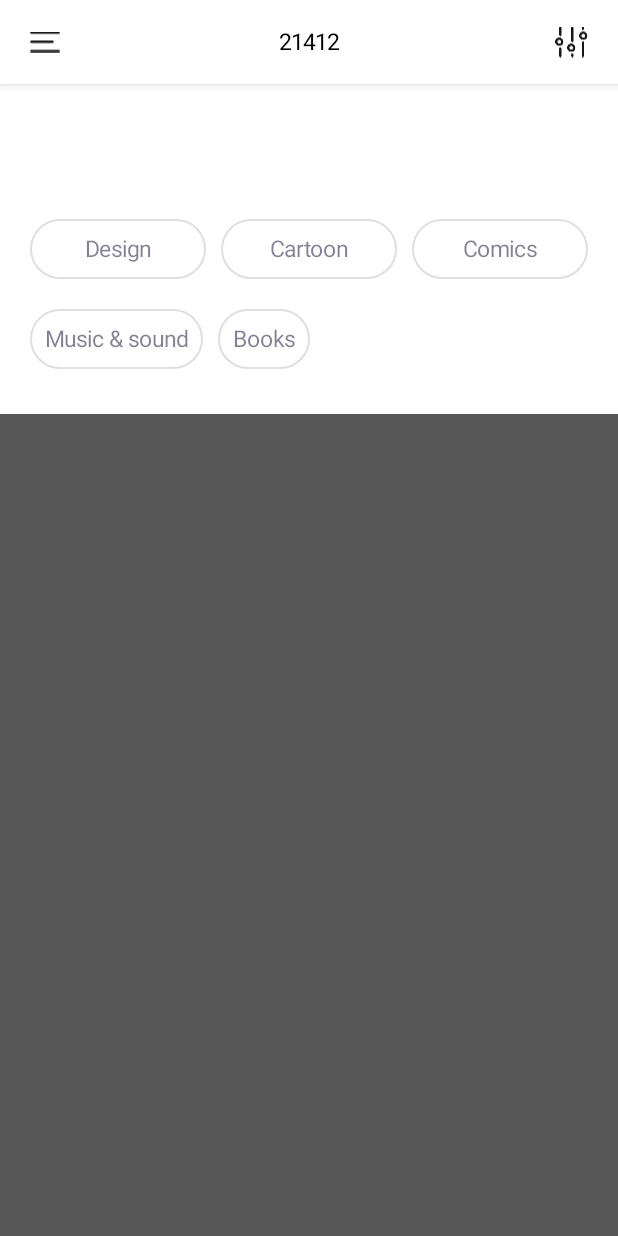
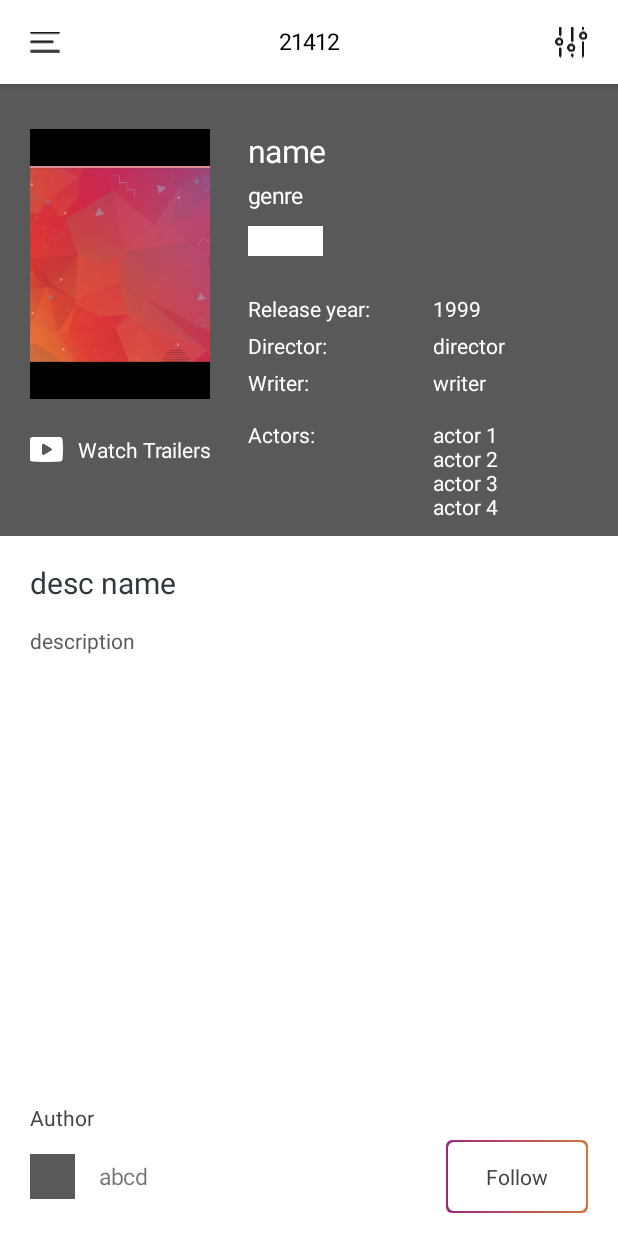
Before and after one commit to meshvelianiTengo/IABCAndroid, an Android app: the MainActivity screen opened directly, with no data from a screen before it, on a phone screen of 412 x 824 dp. Run offline under Robolectric (Android 15) with nearby library versions, the phone set to English and light mode, and no system bars; pictures from the network do not load.

Commit message:
fragment inner awyobilia

```diff
--- /dev/null
+++ b/app/src/main/java/iabc/com/voli/iabcandroid/interactor_presenter_callbacks/ItemInnerFrPICalback.kt
@@ -0,0 +1,11 @@
+package iabc.com.voli.iabcandroid.interactor_presenter_callbacks
+
+import iabc.com.voli.iabcandroid.models.ItemInnerFrModel
+
+/**
+ * Created by tengo on 12/20/16.
+ */
+interface ItemInnerFrPICalback : BasePICallback{
+    fun onSuccess(model: ItemInnerFrModel)
+    fun onError(msg: String)
+}
--- /dev/null
+++ b/app/src/main/java/iabc/com/voli/iabcandroid/interactors/ItemInnerFrInteractor.kt
@@ -0,0 +1,15 @@
+package iabc.com.voli.iabcandroid.interactors
+
+import iabc.com.voli.iabcandroid.interactor_presenter_callbacks.ItemInnerFrPICalback
+import iabc.com.voli.iabcandroid.models.ItemInnerFrModel
+
+/**
+ * Created by tengo on 12/20/16.
+ */
+class ItemInnerFrInteractor {
+    fun startGettingItemInfo(itemId: String, callback: ItemInnerFrPICalback){
+        callback.onSuccess(ItemInnerFrModel("name", "genre", 4.0, "1999", "director", "writer", (1..4).map { "actor " +it },
+                "https://www.youtube.com/watch?v=QVj7UuLOATo&list=PLkZF4lxVeBcGIJ8LKRFmgKa4XYjZ6OzQx&index=21",
+                "desc name", "description", HomeFragmentInteractor.DEF_IMAGE_URL,HomeFragmentInteractor.DEF_IMAGE_URL, "author" ))
+    }
+}
--- /dev/null
+++ b/app/src/main/java/iabc/com/voli/iabcandroid/models/ItemInnerFrModel.kt
@@ -0,0 +1,38 @@
+package iabc.com.voli.iabcandroid.models
+
+/**
+ * Created by tengo on 12/20/16.
+ */
+class ItemInnerFrModel() : BaseModel() {
+    lateinit var name : String
+    lateinit var genre: String
+    var stars = 0.0
+    lateinit var releaseYear: String
+    lateinit var director: String
+    lateinit var writer: String
+    lateinit var actors: List<String>
+    lateinit var trailerLink: String
+
+    lateinit var descName: String
+    lateinit var desc: String
+
+    lateinit var imageLink: String
+    lateinit var authorImage: String
+    lateinit var author: String
+
+    constructor(name: String, genre: String, stars: Double, releaseYear: String, director: String, writer: String, actors: List<String>, trailerLink: String, descName: String, desc: String, imageLink: String, authorImage: String, author: String) : this() {
+        this.name = name
+        this.genre = genre
+        this.stars = stars
+        this.releaseYear = releaseYear
+        this.director = director
+        this.writer = writer
+        this.actors = actors
+        this.trailerLink = trailerLink
+        this.descName = descName
+        this.desc = desc
+        this.imageLink = imageLink
+        this.authorImage = authorImage
+        this.author = author
+    }
+}
--- /dev/null
+++ b/app/src/main/java/iabc/com/voli/iabcandroid/presenter/ItemInnerFrPresenter.kt
@@ -0,0 +1,26 @@
+package iabc.com.voli.iabcandroid.presenter
+
+import iabc.com.voli.iabcandroid.interactor_presenter_callbacks.ItemInnerFrPICalback
+import iabc.com.voli.iabcandroid.interactors.ItemInnerFrInteractor
+import iabc.com.voli.iabcandroid.models.ItemInnerFrModel
+import iabc.com.voli.iabcandroid.view.ItemInnerFrView
+
+/**
+ * Created by tengo on 12/20/16.
+ */
+class ItemInnerFrPresenter(private val view: ItemInnerFrView) : BasePresenter(), ItemInnerFrPICalback {
+
+    private val interactor = ItemInnerFrInteractor()
+
+    fun startGettingInfo(itemId: String){
+        interactor.startGettingItemInfo(itemId, this)
+    }
+
+    override fun onSuccess(model: ItemInnerFrModel) {
+        view.onModelLoaded(model)
+    }
+
+    override fun onError(msg: String) {
+        view.onError(msg)
+    }
+}
--- a/app/src/main/java/iabc/com/voli/iabcandroid/ui/MainActivity.kt
+++ b/app/src/main/java/iabc/com/voli/iabcandroid/ui/MainActivity.kt
@@ -3,13 +3,13 @@ package iabc.com.voli.iabcandroid.ui
 import android.os.Bundle
 import android.support.v7.app.AppCompatActivity
 import iabc.com.voli.iabcandroid.R
-import iabc.com.voli.iabcandroid.ui.fragments.MarketPlaceFragment
+import iabc.com.voli.iabcandroid.ui.fragments.ItemInnerFragment
 
 class MainActivity : AppCompatActivity() {
 
     override fun onCreate(savedInstanceState: Bundle?) {
         super.onCreate(savedInstanceState)
         setContentView(R.layout.activity_main)
-        supportFragmentManager.beginTransaction().replace(R.id.content_main, MarketPlaceFragment()).commit()
+        supportFragmentManager.beginTransaction().replace(R.id.content_main, ItemInnerFragment()).commit()
     }
 }
--- /dev/null
+++ b/app/src/main/java/iabc/com/voli/iabcandroid/ui/fragments/ItemInnerFragment.kt
@@ -0,0 +1,87 @@
+package iabc.com.voli.iabcandroid.ui.fragments
+
+import android.content.Intent
+import android.net.Uri
+import android.os.Bundle
+import android.support.annotation.StringRes
+import android.view.LayoutInflater
+import android.view.View
+import android.view.ViewGroup
+import android.widget.LinearLayout
+import android.widget.TextView
+import com.bumptech.glide.Glide
+import iabc.com.voli.iabcandroid.R
+import iabc.com.voli.iabcandroid.models.ItemInnerFrModel
+import iabc.com.voli.iabcandroid.presenter.ItemInnerFrPresenter
+import iabc.com.voli.iabcandroid.view.ItemInnerFrView
+import kotlinx.android.synthetic.main.fragment_item_inner.*
+
+
+/**
+ * Created by tengo on 12/20/16.
+ */
+class ItemInnerFragment : BaseFragment(), ItemInnerFrView{
+
+    val presenter = ItemInnerFrPresenter(this)
+
+    override fun onCreateView(inflater: LayoutInflater?, container: ViewGroup?, savedInstanceState: Bundle?): View? {
+        return inflater?.inflate(R.layout.fragment_item_inner, container, false)
+    }
+
+    override fun onViewCreated(view: View?, savedInstanceState: Bundle?) {
+        super.onViewCreated(view, savedInstanceState)
+        presenter.startGettingInfo("123")
+
+    }
+
+
+    override fun onModelLoaded(model: ItemInnerFrModel) {
+        Glide.with(context).load(model.imageLink).placeholder(R.mipmap.into_image).into(fr_item_inner_film_image)
+        fr_item_inner_watch_trailer.setOnClickListener { loadTrailer(model.trailerLink) }
+
+        fr_item_inner_title.text = model.name
+        fr_item_inner_genre.text = model.genre
+        loadStars(fr_item_inner_stars, model.stars)
+        loadNameValue(fr_item_inner_nvpair_release_date, R.string.fr_item_inner_release_date, model.releaseYear)
+
+        loadNameValue(fr_item_inner_nvpair_release_director, R.string.fr_item_inner_release_director, model.director)
+
+        loadNameValue(fr_item_inner_nvpair_release_writer, R.string.fr_item_inner_release_writer, model.writer)
+
+        loadNameValue(fr_item_inner_nvpair_release_actors, R.string.fr_item_inner_release_actors, getActorList(model.actors))
+
+        fr_item_inner_desc_name.text = model.descName
+        fr_item_inner_desc.text = model.desc
+    }
+
+    private fun loadStars(parent: LinearLayout, stars: Double){
+
+    }
+
+    private fun getActorList(list: List<String>): String{
+        var ret = ""
+        for((i, value) in list.withIndex()){
+            ret += value
+            if(i < list.size-1){
+                ret+= "\n"
+            }
+        }
+        return ret
+    }
+
+    private fun loadTrailer(link: String){
+        val browserIntent = Intent(Intent.ACTION_VIEW, Uri.parse(link))
+        startActivity(browserIntent)
+    }
+
+
+    private fun loadNameValue(parent: View, @StringRes name: Int, value: String){
+        (parent.findViewById(R.id.fr_item_inner_name_value_pair_name) as TextView).setText(name)
+        (parent.findViewById(R.id.fr_item_inner_name_value_pair_value) as TextView).text = value
+
+    }
+
+    override fun onError(msg: String) {
+        throw UnsupportedOperationException("not implemented") //To change body of created functions use File | Settings | File Templates.
+    }
+}
--- /dev/null
+++ b/app/src/main/java/iabc/com/voli/iabcandroid/view/ItemInnerFrView.kt
@@ -0,0 +1,11 @@
+package iabc.com.voli.iabcandroid.view
+
+import iabc.com.voli.iabcandroid.models.ItemInnerFrModel
+
+/**
+ * Created by tengo on 12/20/16.
+ */
+interface ItemInnerFrView : BaseView{
+    fun onModelLoaded(model: ItemInnerFrModel)
+    fun onError(msg: String)
+}
--- /dev/null
+++ b/app/src/main/res/layout/fr_item_inner_name_value_pair.xml
@@ -0,0 +1,18 @@
+<?xml version="1.0" encoding="utf-8"?>
+<LinearLayout xmlns:android="http://schemas.android.com/apk/res/android"
+    android:orientation="horizontal" android:layout_width="match_parent"
+    android:layout_height="wrap_content">
+
+    <iabc.com.voli.iabcandroid.ui.custom.CTextView
+        android:id="@+id/fr_item_inner_name_value_pair_name"
+        style="@style/fragmentInnerItemMovieDescTextNameValueStyle"
+        android:text="@string/fr_item_inner_release_date"
+        />
+
+    <iabc.com.voli.iabcandroid.ui.custom.CTextView
+        android:id="@+id/fr_item_inner_name_value_pair_value"
+        style="@style/fragmentInnerItemMovieDescTextNameValueStyle"
+        android:text="@string/app_def_text_short"
+        />
+
+</LinearLayout>
--- a/app/src/main/res/layout/fragment_item_inner.xml
+++ b/app/src/main/res/layout/fragment_item_inner.xml
@@ -109,6 +109,7 @@
                     />
 
                 <LinearLayout
+                    android:id="@+id/fr_item_inner_watch_trailer"
                     android:layout_alignLeft="@id/fr_item_inner_film_image"
                     android:layout_below="@id/fr_item_inner_film_image"
                     android:layout_width="wrap_content"
@@ -142,6 +143,7 @@
                     android:layout_alignTop="@id/fr_item_inner_film_image"
                     android:paddingLeft="25dp"
                     android:orientation="vertical"
+                    android:paddingBottom="10dp"
                     >
                     <iabc.com.voli.iabcandroid.ui.custom.CTextView
                         android:id="@+id/fr_item_inner_title"
@@ -168,29 +170,36 @@
 
                     </LinearLayout>
 
-                    <LinearLayout
+                    <include layout="@layout/fr_item_inner_name_value_pair"
+                        android:id="@+id/fr_item_inner_nvpair_release_date"
+                        android:layout_width="match_parent"
+                        android:layout_height="wrap_content"
                         android:layout_marginTop="25dp"
+                        />
 
+                    <include layout="@layout/fr_item_inner_name_value_pair"
+                        android:id="@+id/fr_item_inner_nvpair_release_director"
                         android:layout_width="match_parent"
-                        android:layout_height="wrap_content">
+                        android:layout_height="wrap_content"
+                        android:layout_marginTop="5dp"
+                        />
 
-                        <iabc.com.voli.iabcandroid.ui.custom.CTextView
-                            android:id="@+id/fr_item_inner_release_date"
-                            style="@style/fragmentInnerItemMovieDescTextStyle"
-                            android:text="@string/fr_item_inner_release_date"
+                    <include layout="@layout/fr_item_inner_name_value_pair"
+                        android:id="@+id/fr_item_inner_nvpair_release_writer"
+                        android:layout_width="match_parent"
+                        android:layout_height="wrap_content"
+                        android:layout_marginTop="5dp"
+                        />
 
-                            />
-
-                    </LinearLayout>
-
+                    <include layout="@layout/fr_item_inner_name_value_pair"
+                        android:id="@+id/fr_item_inner_nvpair_release_actors"
+                        android:layout_width="match_parent"
+                        android:layout_height="wrap_content"
+                        android:layout_marginTop="15dp"
+                        />
 
 
                 </LinearLayout>
-
-                <iabc.com.voli.iabcandroid.ui.custom.CTextView
-                    android:layout_width="wrap_content"
-                    android:layout_height="wrap_content" />
-
 
             </RelativeLayout>
 
@@ -204,6 +213,7 @@
                 >
 
                 <iabc.com.voli.iabcandroid.ui.custom.CTextView
+                    android:id="@+id/fr_item_inner_desc_name"
                     android:layout_width="wrap_content"
                     android:layout_height="wrap_content"
                     android:textColor="@color/_2E383D"
@@ -213,6 +223,7 @@
                     />
 
                 <iabc.com.voli.iabcandroid.ui.custom.CTextView
+                    android:id="@+id/fr_item_inner_desc"
                     android:layout_width="match_parent"
                     android:layout_height="wrap_content"
                     android:layout_marginTop="15dp"
--- a/app/src/main/res/values/strings.xml
+++ b/app/src/main/res/values/strings.xml
@@ -20,6 +20,10 @@
     <string name="fr_item_inner_author">Author</string>
     <string name="fr_item_inner_follow">Follow</string>
     <string name="fr_item_inner_watch_trailer">Watch Trailers</string>
+
     <string name="fr_item_inner_release_date">Release year:</string>
+    <string name="fr_item_inner_release_director">Director:</string>
+    <string name="fr_item_inner_release_writer">Writer:</string>
+    <string name="fr_item_inner_release_actors">Actors:</string>
 
 </resources>
--- a/app/src/main/res/values/styles.xml
+++ b/app/src/main/res/values/styles.xml
@@ -31,4 +31,13 @@
         <item name="font_name">AVERNIR_NEXT</item>
     </style>
 
+    <style name="fragmentInnerItemMovieDescTextNameValueStyle">
+        <item name="android:layout_width">0dp</item>
+        <item name="android:layout_height">wrap_content</item>
+        <item name="android:textColor">@color/white</item>
+        <item name="android:layout_weight">1</item>
+        <item name="plusTextSize">@integer/plus_text_size_for_12</item>
+        <item name="font_name">AVERNIR_NEXT</item>
+    </style>
+
 </resources>
```
